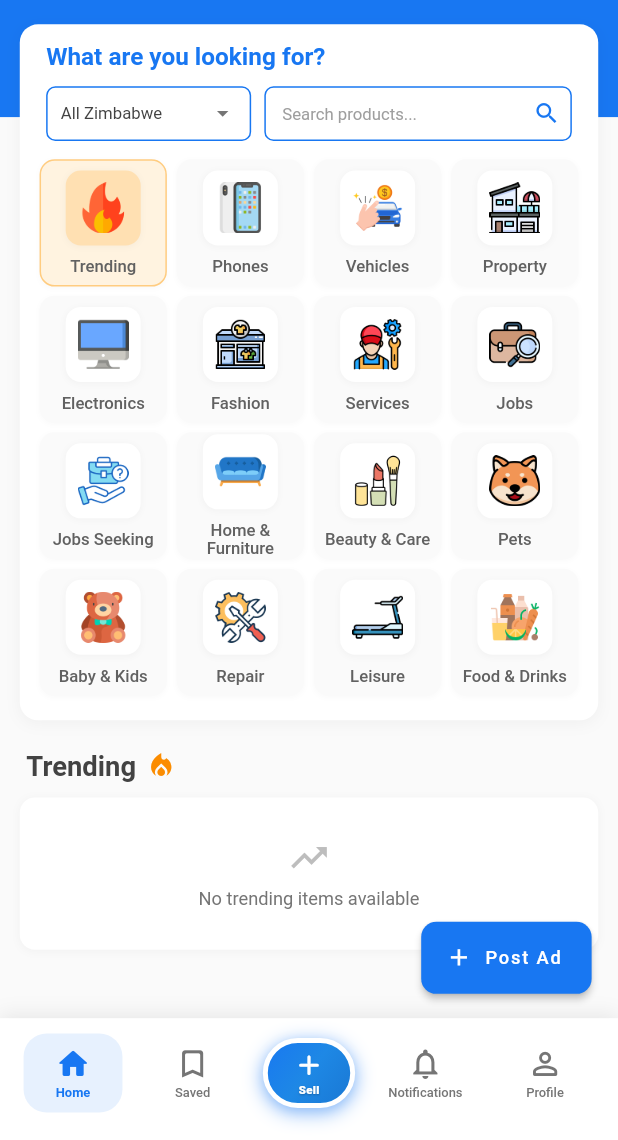
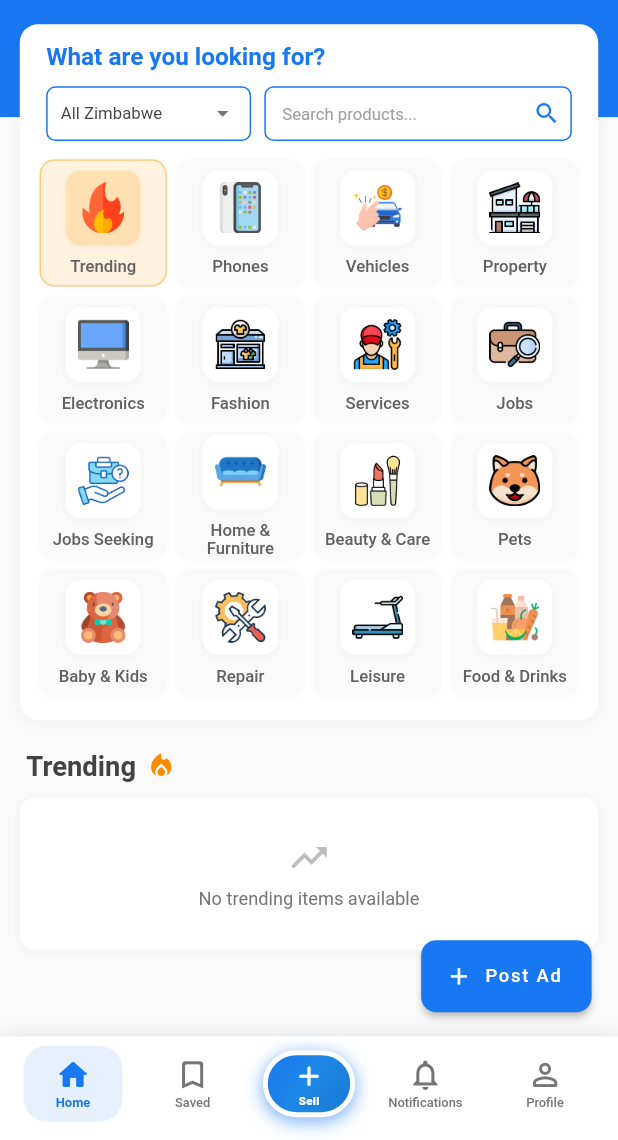
Before and after one commit to jinlongma590-sudo/swaply_clean, a Flutter app: the screen it shows once a user with an empty profile is signed in, on a phone screen of 412 x 824 dp, the part 96-1236 px from its top. Run offline on Flutter 3.47's test engine with Material 3 defaults, Android fonts, the phone set to English and light mode, and no system bars; our stand-ins replace app_links, cached_network_image, cross_file, file_picker, flutter_image_compress, flutter_local_notifications and 9 more; accounts and stored records are empty; network calls fail.

Commit message:
chore: sync all (2025-12-05 04:33:53)

```diff
--- a/lib/pages/main_navigation_page.dart
+++ b/lib/pages/main_navigation_page.dart
@@ -1,5 +1,6 @@
 // lib/pages/main_navigation_page.dart
 // ✅ [OAuth闪屏修复] 移除独立Loading页面，避免OAuth期间的页面切换
+// ✅ [底部导航优化] 调整为微信标准高度（50dp），修复文字显示问题
 import 'package:swaply/pages/saved_page.dart' as real_saved;
 import 'package:swaply/pages/notification_page.dart' as real_notif;
 import 'dart:io' show Platform;
@@ -382,18 +383,18 @@ class _MainNavigationPageState extends State<MainNavigationPage>
             ],
           ),
           child: Padding(
-            // ✅ [底部导航优化] 修复导航栏过低问题，增加Safe Area适配
+            // ✅ [底部导航优化] 调整为微信标准高度
             padding: EdgeInsets.fromLTRB(
               8.w,
-              8.h,
+              6.h,  // ✅ 改小：8.h → 6.h（减少顶部间距）
               8.w,
               math.max(
-                MediaQuery.of(context).padding.bottom + 8.h,  // Safe Area + 额外8像素
-                16.h,  // 最小16像素兜底
+                MediaQuery.of(context).padding.bottom + 4.h,  // ✅ 改小：8.h → 4.h（减少底部间距）
+                12.h,  // ✅ 改小：16.h → 12.h（减少最小兜底值）
               ),
             ),
             child: SizedBox(
-              height: 56.h,
+              height: 50.h,  // ✅ 改小：56.h → 50.h（微信标准高度）
               child: Row(
                 mainAxisAlignment: MainAxisAlignment.spaceAround,
                 children: [
@@ -455,10 +456,10 @@ class _MainNavigationPageState extends State<MainNavigationPage>
       },
       child: SizedBox(
         width: 60.w,
-        height: 52.h,
+        height: 50.h,  // ✅ 改小：52.h → 50.h（匹配父容器）
         child: AnimatedContainer(
           duration: const Duration(milliseconds: 200),
-          padding: EdgeInsets.symmetric(horizontal: 4.w, vertical: 4.h),
+          padding: EdgeInsets.symmetric(horizontal: 4.w, vertical: 3.h),  // ✅ 改小：4.h → 3.h
           decoration: BoxDecoration(
             color: isSelected ? _PRIMARY_BLUE.withOpacity(0.1) : Colors.transparent,
             borderRadius: BorderRadius.circular(14.w),
@@ -475,7 +476,7 @@ class _MainNavigationPageState extends State<MainNavigationPage>
                   size: 22.w,
                 ),
               ),
-              SizedBox(height: 2.h),
+              SizedBox(height: 1.5.h),  // ✅ 改小：2.h → 1.5.h（减少间距，确保文字显示完整）
               AnimatedDefaultTextStyle(
                 duration: const Duration(milliseconds: 150),
                 style: TextStyle(
@@ -520,10 +521,10 @@ class _MainNavigationPageState extends State<MainNavigationPage>
       },
       child: SizedBox(
         width: 60.w,
-        height: 52.h,
+        height: 50.h,  // ✅ 改小：52.h → 50.h（匹配父容器）
         child: AnimatedContainer(
           duration: const Duration(milliseconds: 200),
-          padding: EdgeInsets.symmetric(horizontal: 4.w, vertical: 4.h),
+          padding: EdgeInsets.symmetric(horizontal: 4.w, vertical: 3.h),  // ✅ 改小：4.h → 3.h
           decoration: BoxDecoration(
             color: isSelected ? _PRIMARY_BLUE.withOpacity(0.1) : Colors.transparent,
             borderRadius: BorderRadius.circular(14.w),
@@ -586,7 +587,7 @@ class _MainNavigationPageState extends State<MainNavigationPage>
                     ),
                 ],
               ),
-              SizedBox(height: 2.h),
+              SizedBox(height: 1.5.h),  // ✅ 改小：2.h → 1.5.h（减少间距，确保文字显示完整）
               AnimatedDefaultTextStyle(
                 duration: const Duration(milliseconds: 150),
                 style: TextStyle(
@@ -630,7 +631,7 @@ class _MainNavigationPageState extends State<MainNavigationPage>
             scale: _sellButtonAnimation.value,
             child: Container(
               width: 56.w,
-              height: 46.h,
+              height: 44.h,  // ✅ 改小：46.h → 44.h（保持比例）
               decoration: BoxDecoration(
                 gradient: LinearGradient(
                   begin: Alignment.topLeft,
--- a/pubspec.yaml
+++ b/pubspec.yaml
@@ -1,7 +1,7 @@
 name: swaply
 description: A marketplace app for Zimbabwe
 publish_to: 'none'
-version: 1.0.1+141
+version: 1.0.1+142
 
 environment:
   sdk: '>=3.2.0 <4.0.0'
```
